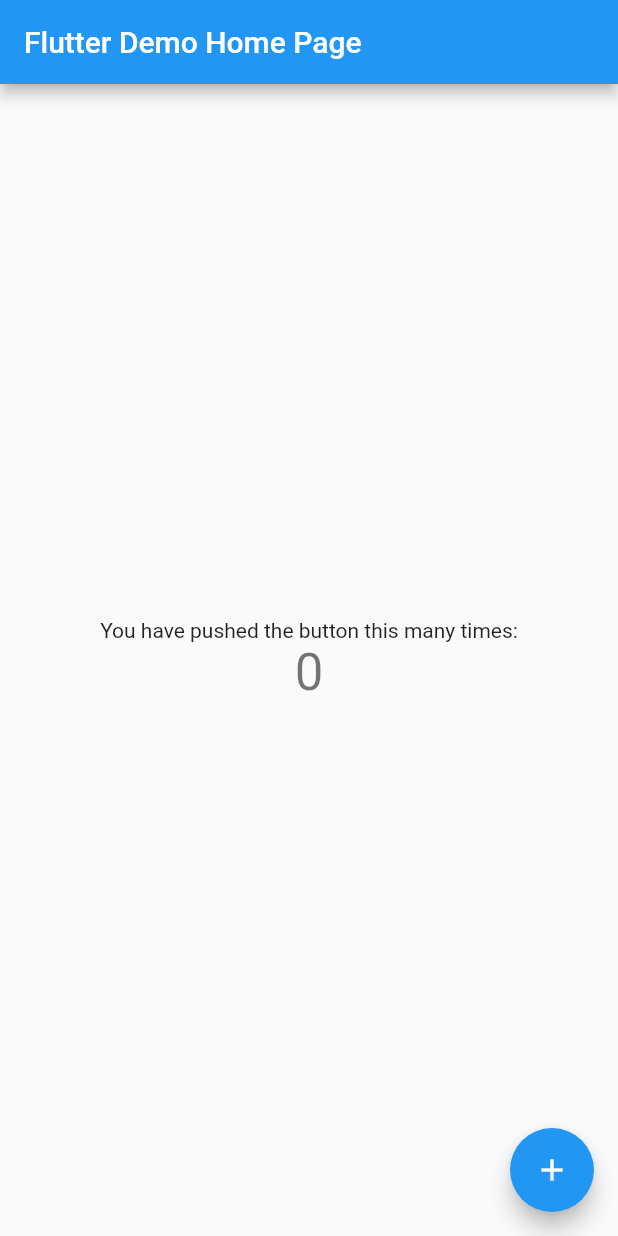
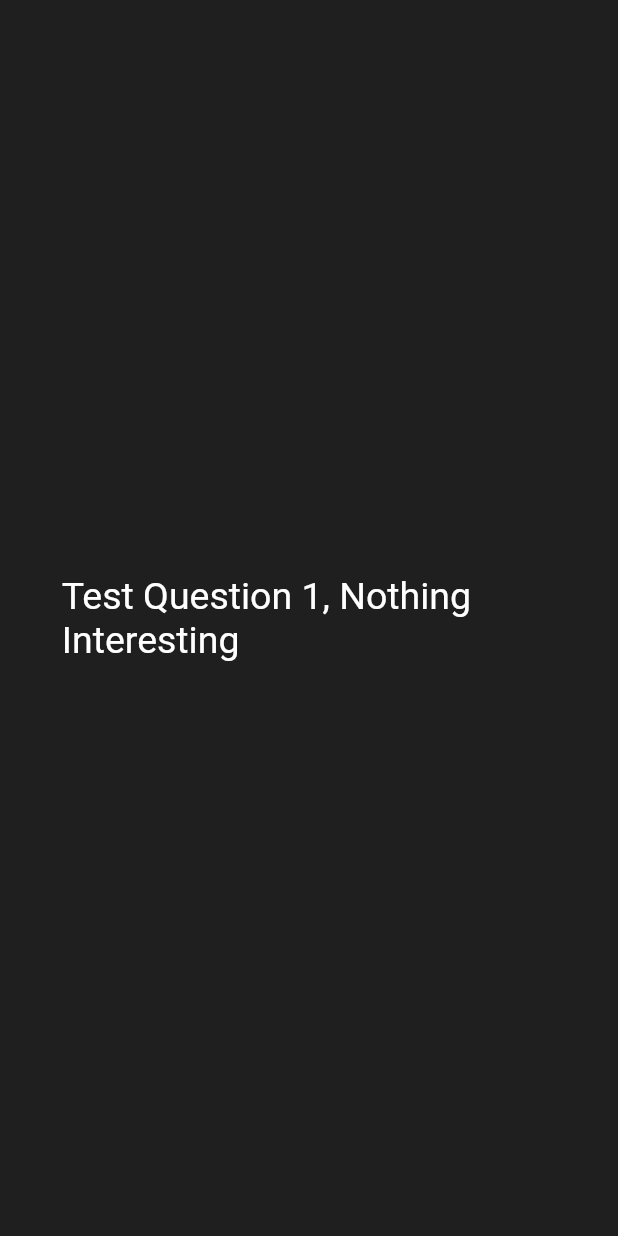
Before and after one commit to WilfredNjeunwi/FlutterLearn, a Flutter app: the screen it shows after launch, on a phone screen of 412 x 824 dp. Run offline on Flutter 3.47's test engine with Material 2 defaults, Android fonts, the phone set to English and light mode, and no system bars; Roboto replaces fonts that are missing (ArchitectsDaughter).

Commit message:
started question page design

```diff
--- a/triva/lib/main.dart
+++ b/triva/lib/main.dart
@@ -1,4 +1,5 @@
 import 'package:flutter/material.dart';
+import 'package:triva/pages/game_page.dart';
 
 void main() {
   runApp(const MyApp());
@@ -11,83 +12,14 @@
   @override
   Widget build(BuildContext context) {
     return MaterialApp(
+      debugShowCheckedModeBanner: false,
       title: 'Friviaa',
       theme: ThemeData(
         fontFamily: 'ArchitectsDaughter',
+        scaffoldBackgroundColor: const Color.fromRGBO(31, 31, 31, 1.0),
         primarySwatch: Colors.blue,
       ),
-      home: const MyHomePage(title: 'Flutter Demo Home Page'),
+      home: GamePage(),
     );
   }
 }
-
-class MyHomePage extends StatefulWidget {
-  const MyHomePage({Key? key, required this.title}) : super(key: key);
-
-  final String title;
-
-  @override
-  State<MyHomePage> createState() => _MyHomePageState();
-}
-
-class _MyHomePageState extends State<MyHomePage> {
-  int _counter = 0;
-
-  void _incrementCounter() {
-    setState(() {
-      _counter++;
-    });
-  }
-
-  @override
-  Widget build(BuildContext context) {
-    // This method is rerun every time setState is called, for instance as done
-    // by the _incrementCounter method above.
-    //
-    // The Flutter framework has been optimized to make rerunning build methods
-    // fast, so that you can just rebuild anything that needs updating rather
-    // than having to individually change instances of widgets.
-    return Scaffold(
-      appBar: AppBar(
-        // Here we take the value from the MyHomePage object that was created by
-        // the App.build method, and use it to set our appbar title.
-        title: Text(widget.title),
-      ),
-      body: Center(
-        // Center is a layout widget. It takes a single child and positions it
-        // in the middle of the parent.
-        child: Column(
-          // Column is also a layout widget. It takes a list of children and
-          // arranges them vertically. By default, it sizes itself to fit its
-          // children horizontally, and tries to be as tall as its parent.
-          //
-          // Invoke "debug painting" (press "p" in the console, choose the
-          // "Toggle Debug Paint" action from the Flutter Inspector in Android
-          // Studio, or the "Toggle Debug Paint" command in Visual Studio Code)
-          // to see the wireframe for each widget.
-          //
-          // Column has various properties to control how it sizes itself and
-          // how it positions its children. Here we use mainAxisAlignment to
-          // center the children vertically; the main axis here is the vertical
-          // axis because Columns are vertical (the cross axis would be
-          // horizontal).
-          mainAxisAlignment: MainAxisAlignment.center,
-          children: <Widget>[
-            const Text(
-              'You have pushed the button this many times:',
-            ),
-            Text(
-              '$_counter',
-              style: Theme.of(context).textTheme.headline4,
-            ),
-          ],
-        ),
-      ),
-      floatingActionButton: FloatingActionButton(
-        onPressed: _incrementCounter,
-        tooltip: 'Increment',
-        child: const Icon(Icons.add),
-      ), // This trailing comma makes auto-formatting nicer for build methods.
-    );
-  }
-}
--- /dev/null
+++ b/triva/lib/pages/game_page.dart
@@ -0,0 +1,40 @@
+import 'package:flutter/material.dart';
+
+class GamePage extends StatelessWidget {
+  double? _deviceHeight, _deviceWidth;
+  @override
+  Widget build(BuildContext context) {
+    _deviceHeight = MediaQuery.of(context).size.height;
+    _deviceWidth = MediaQuery.of(context).size.width;
+    return _buildUi();
+  }
+
+  Widget _buildUi() {
+    return Scaffold(
+      body: SafeArea(
+          child: Container(
+        padding: EdgeInsets.symmetric(
+          horizontal: _deviceHeight! * 0.05,
+        ),
+        child: _gameUi(),
+      )),
+    );
+  }
+
+  Widget _gameUi() {
+    return Column(
+      mainAxisAlignment: MainAxisAlignment.spaceEvenly,
+      mainAxisSize: MainAxisSize.max,
+      crossAxisAlignment: CrossAxisAlignment.center,
+      children: [
+        _questionText(),
+      ],
+    );
+  }
+
+  Widget _questionText() {
+    return Text("Test Question 1, Nothing Interesting",
+        style: TextStyle(
+            color: Colors.white, fontSize: 25, fontWeight: FontWeight.w400));
+  }
+}
```
